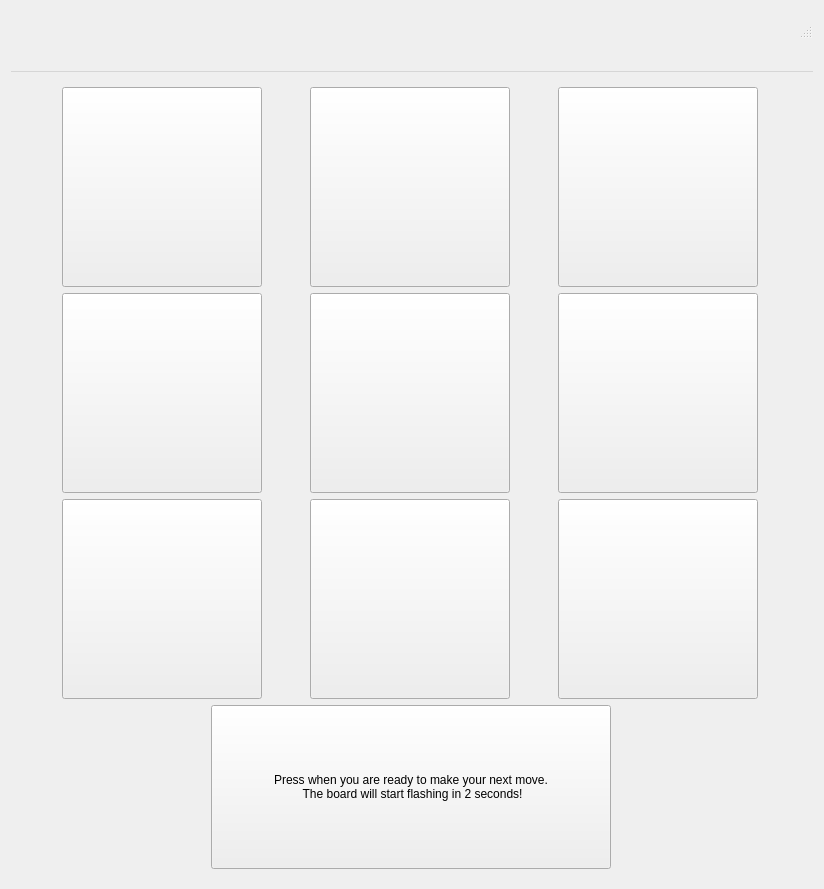
junePyo/RenaLabApp-Tic-Tac-Toe-Demo, file ui/BoardView.ui: the form before one commit.
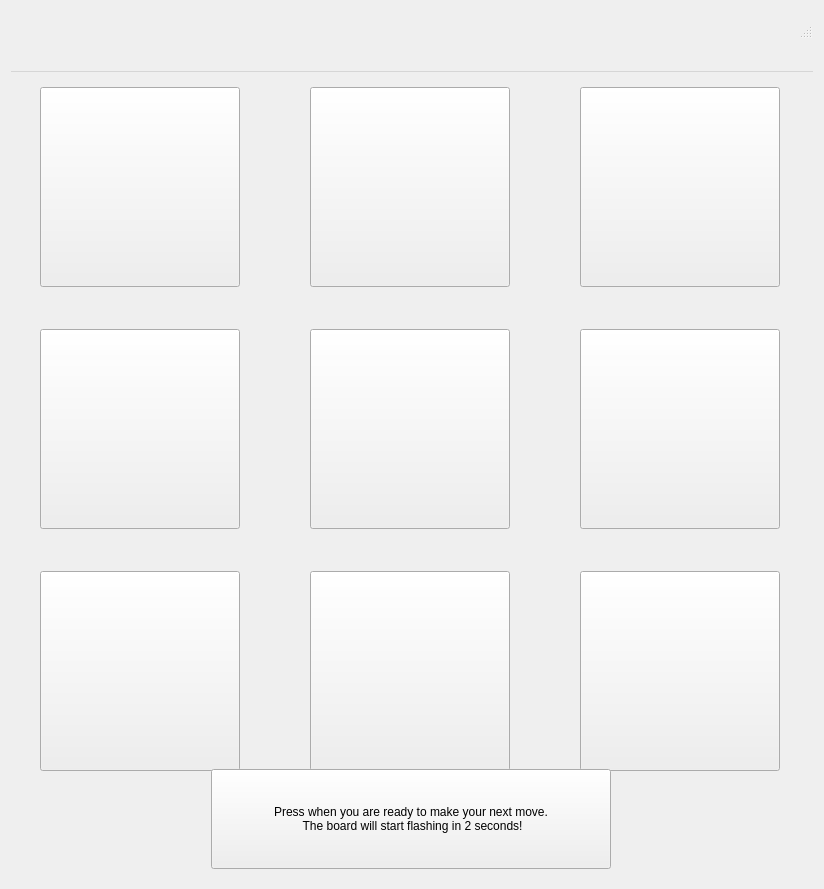
The form after the commit.

Commit message: boardview.ui vertically and horizontally more spaced out

Diff of the .ui file:
```diff
--- a/ui/BoardView.ui
+++ b/ui/BoardView.ui
@@ -43,6 +43,9 @@
      <layout class="QVBoxLayout" name="verticalLayout">
       <item>
        <layout class="QGridLayout" name="gridLayout">
+        <property name="spacing">
+         <number>50</number>
+        </property>
         <item row="2" column="1">
          <widget class="QPushButton" name="button5">
           <property name="sizePolicy">
```
The commit also changes 2 other files.
